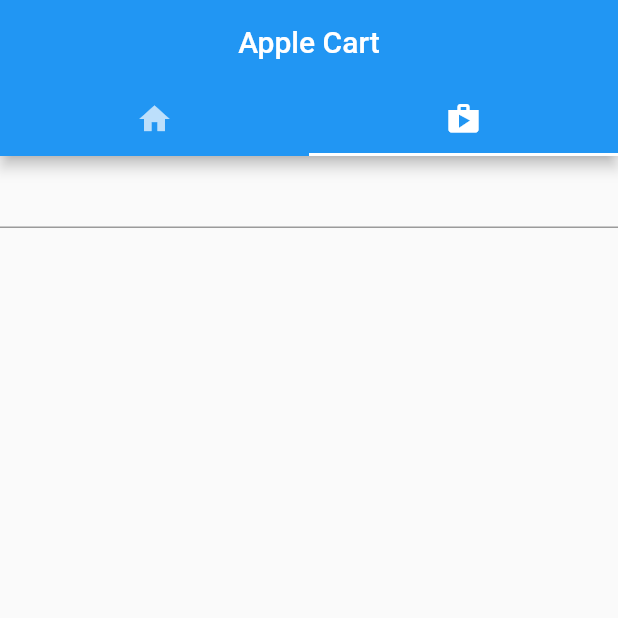
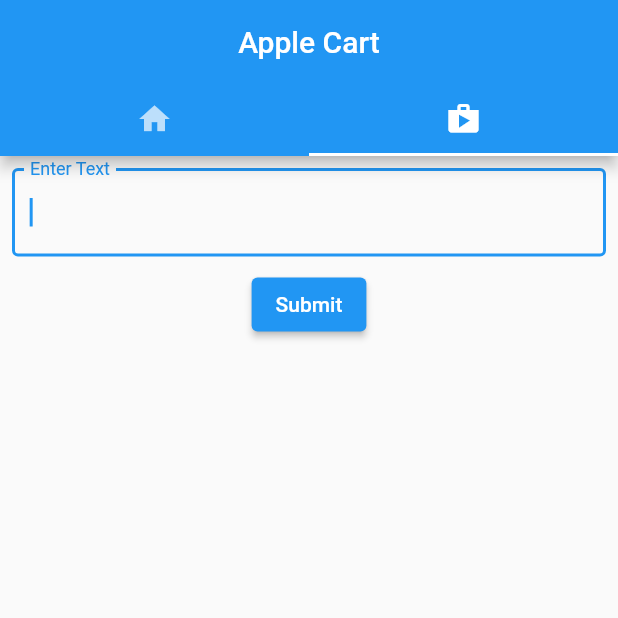
Before and after one commit to yangellen/layouts, a Flutter app: the screen it shows after launch, tab 2 chosen, on a phone screen of 412 x 824 dp, the top half of it. Run offline on Flutter 3.47's test engine with Material 2 defaults, Android fonts, the phone set to English and light mode, and no system bars.

Commit message:
add submit button

```diff
--- a/lib/screens/form_screen.dart
+++ b/lib/screens/form_screen.dart
@@ -12,14 +12,30 @@ class _FormScreenState extends State<FormScreen> {
     return Form(
       key: formKey,
       child: Column(
-        children: [
-          TextFormField(
-            validator: (value) {
-              if (value.isEmpty) {
-                return 'Please enter some text';
+        children: <Widget>[
+          Padding(
+            padding: const EdgeInsets.all(8.0),
+            child: TextFormField(
+              autofocus: true,
+              decoration: InputDecoration(
+                  labelText: 'Enter Text', border: OutlineInputBorder()),
+              validator: (value) {
+                if (value.isEmpty) {
+                  return 'Please enter some text';
+                }
+                return null;
+              },
+            ),
+          ),
+          ElevatedButton(
+            onPressed: () {
+              if (formKey.currentState.validate()) {
+                Scaffold.of(context).showSnackBar(SnackBar(
+                  content: Text('Processing Data'),
+                ));
               }
-              return null;
             },
+            child: Text('Submit'),
           )
         ],
       ),
```
